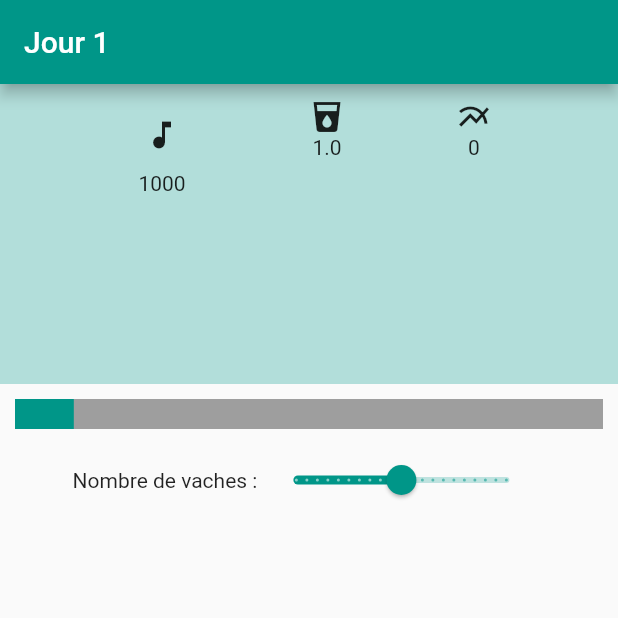
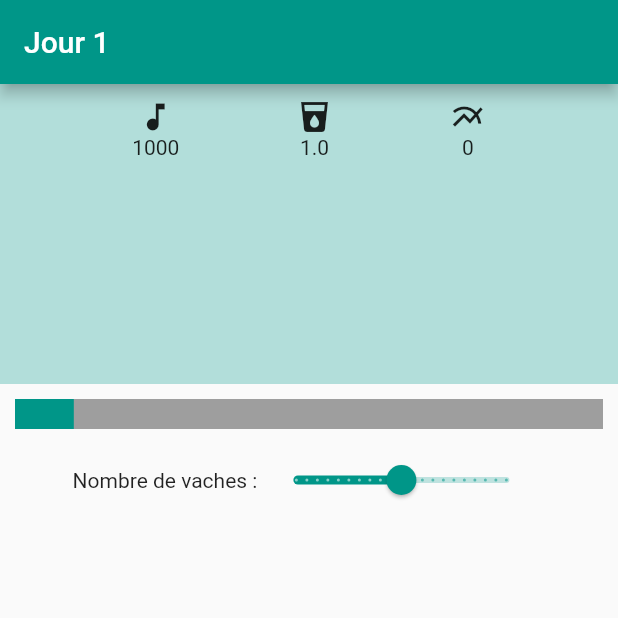
Before and after one commit to sprkl/MilkCow, a Flutter app: the screen it shows after launch, on a phone screen of 412 x 824 dp, the top half of it. Run offline on Flutter 3.47's test engine with Material 2 defaults, Android fonts, the phone set to English and light mode, and no system bars; our stand-ins replace flutter_redux, redux.

```diff
--- a/sosfaim/lib/components/AppHeader/app_header_view.dart
+++ b/sosfaim/lib/components/AppHeader/app_header_view.dart
@@ -26,7 +26,7 @@ class AppHeaderView extends StatelessWidget {
       child:
           new Row(mainAxisAlignment: MainAxisAlignment.spaceEvenly, children: [
         new Column(children: <Widget>[
-          new IconButton(icon : new Icon(Icons.music_note), onPressed: this.onClick),
+          new Icon(Icons.music_note),
           new Text(this.capital.toString())
         ]),
         new Column(children: <Widget>[
```
